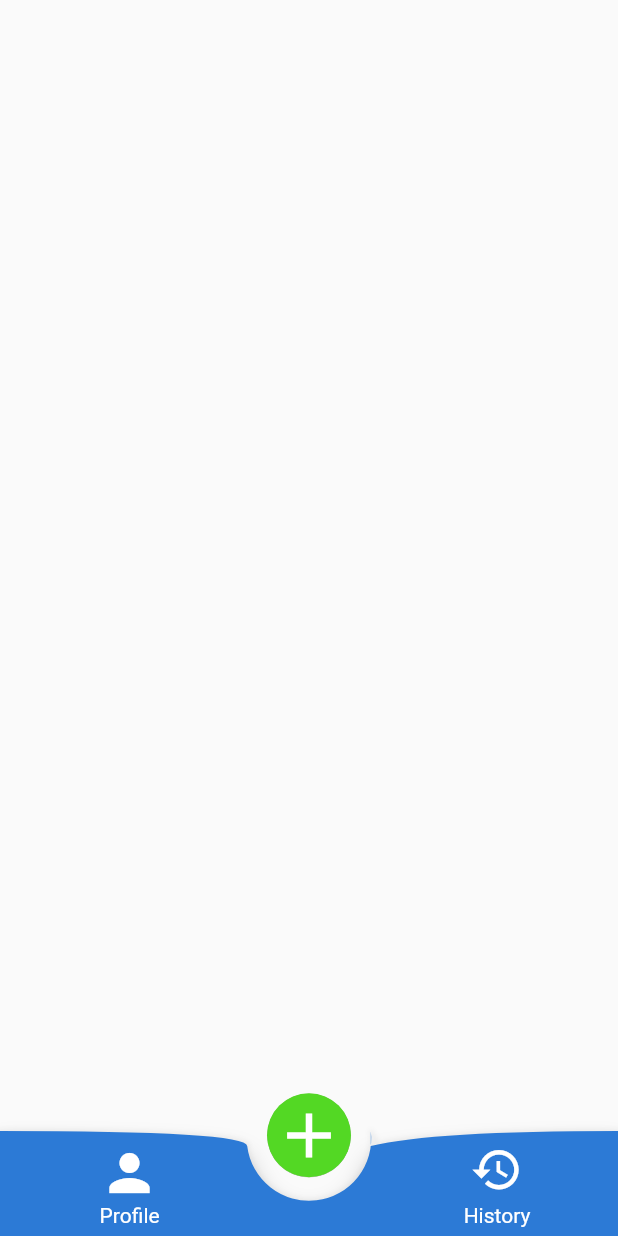
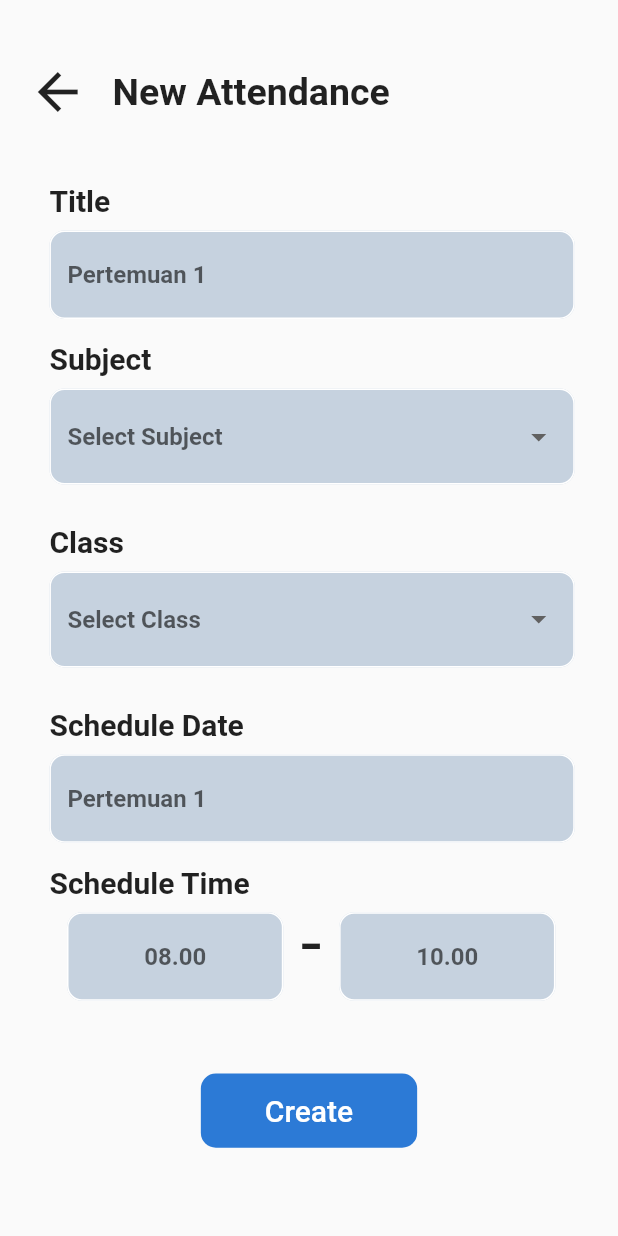
Before and after one commit to IlhamFaturachman/absensi_new, a Flutter app: the screen it shows after launch, on a phone screen of 412 x 824 dp. Run offline on Flutter 3.47's test engine with Material 2 defaults, Android fonts, the phone set to English and light mode, and no system bars; our stand-ins replace qr_flutter; Roboto replaces fonts that are missing (Poppins).

```diff
--- a/lib/constants/color.dart
+++ b/lib/constants/color.dart
@@ -2,3 +2,4 @@ import 'package:flutter/material.dart';
 
 const Color mainColour = Color(0xFF2C7AD6);
 const Color secondaryColour = Color(0xFF53D824);
+const Color formColor = Color(0xFFC6D2DF);
--- a/lib/main.dart
+++ b/lib/main.dart
@@ -1,4 +1,5 @@
 import 'package:absen_new/pages/guru/home.dart';
+import 'package:absen_new/pages/guru/input_absen.dart';
 import 'package:absen_new/widgets/guru/navbarguru.dart';
 import 'package:flutter/material.dart';
 
@@ -27,7 +28,7 @@ class MyApp extends StatelessWidget {
         // is not restarted.
         primarySwatch: Colors.blue,
       ),
-      home: const HomePageGuru(),
+      home: const InputAbsenGuru(),
     );
   }
 }
--- /dev/null
+++ b/lib/pages/guru/input_absen.dart
@@ -0,0 +1,71 @@
+// ignore_for_file: prefer_const_constructors
+
+import 'package:absen_new/widgets/guru/form_input_absen.dart';
+import 'package:flutter/material.dart';
+
+class InputAbsenGuru extends StatefulWidget {
+  const InputAbsenGuru({Key? key}) : super(key: key);
+
+  @override
+  State<InputAbsenGuru> createState() => _InputAbsenGuruState();
+}
+
+final TextEditingController judulcontroller = TextEditingController();
+final TextEditingController tanggalcontroller = TextEditingController();
+final TextEditingController jamawalcontroller = TextEditingController();
+final TextEditingController jamakhircontroller = TextEditingController();
+
+class _InputAbsenGuruState extends State<InputAbsenGuru> {
+  @override
+  Widget build(BuildContext context) {
+    Size size = MediaQuery.of(context).size;
+    return Scaffold(
+      body: SingleChildScrollView(
+        child: Container(
+          height: size.height,
+          child: Column(
+            children: [
+              Padding(
+                padding: EdgeInsets.fromLTRB(
+                    size.width * 0.045, size.height * 0.05, 0, 0),
+                child: Container(
+                  child: Row(
+                    crossAxisAlignment: CrossAxisAlignment.center,
+                    children: [
+                      GestureDetector(
+                        onTap: () {
+                          //
+                        },
+                        child: Container(
+                          child: Icon(
+                            Icons.arrow_back,
+                            size: 40,
+                          ),
+                        ),
+                      ),
+                      Padding(
+                        padding: EdgeInsets.only(left: size.width * 0.04),
+                        child: Container(
+                          child: Text(
+                            "New Attendance",
+                            style: TextStyle(
+                                fontSize: 25, fontWeight: FontWeight.bold),
+                          ),
+                        ),
+                      )
+                    ],
+                  ),
+                ),
+              ),
+              FormInputAbsen(
+                  judulcontroller: judulcontroller,
+                  tanggalcontroller: tanggalcontroller,
+                  jamawalcontroller: jamawalcontroller,
+                  jamakhircontroller: jamakhircontroller,)
+            ],
+          ),
+        ),
+      ),
+    );
+  }
+}
--- /dev/null
+++ b/lib/widgets/guru/form_input_absen.dart
@@ -0,0 +1,345 @@
+// ignore_for_file: prefer_const_constructors
+
+import 'package:absen_new/constants/color.dart';
+import 'package:absen_new/pages/guru/detail_absen.dart';
+import 'package:absen_new/pages/guru/input_absen.dart';
+import 'package:flutter/cupertino.dart';
+import 'package:flutter/material.dart';
+
+class FormInputAbsen extends StatefulWidget {
+  const FormInputAbsen(
+      {key,
+      required this.judulcontroller,
+      required this.tanggalcontroller,
+      required this.jamawalcontroller,
+      required this.jamakhircontroller})
+      : super(key: key);
+
+  final TextEditingController judulcontroller;
+  final TextEditingController tanggalcontroller;
+  final TextEditingController jamawalcontroller;
+  final TextEditingController jamakhircontroller;
+
+  @override
+  State<FormInputAbsen> createState() => _FormInputAbsenState();
+}
+
+class _FormInputAbsenState extends State<FormInputAbsen> {
+  final subjectItems = [
+    'Pemrograman Dasar',
+    'Bahasa Indonesia',
+    'PWPB',
+    'Bahasa Daerah'
+  ];
+  final classItems = ['X RPL A', 'XI RPL A', 'XII RPL A', 'XII ANIM A'];
+  String? subjectValue;
+  String? classValue;
+
+  @override
+  Widget build(BuildContext context) {
+    Size size = MediaQuery.of(context).size;
+    return Column(
+      children: [
+        Container(
+          width: size.width * 1,
+          height: size.height * 0.75,
+          decoration: BoxDecoration(
+            borderRadius: BorderRadius.circular(20),
+          ),
+          child: Form(
+            child: Padding(
+              padding: EdgeInsets.only(
+                  left: size.width * 0.08, top: size.height * 0.05),
+              child: Column(
+                crossAxisAlignment: CrossAxisAlignment.start,
+                children: [
+                  Container(
+                    child: Text(
+                      "Title",
+                      style: TextStyle(
+                          fontSize: 20,
+                          fontWeight: FontWeight.bold,
+                          fontFamily: 'Poppins'),
+                    ),
+                  ),
+                  Padding(
+                    padding: EdgeInsets.only(top: size.height * 0.01),
+                    child: Container(
+                      width: size.width * 0.85,
+                      height: size.height * 0.075,
+                      child: TextFormField(
+                        controller: widget.judulcontroller,
+                        decoration: InputDecoration(
+                          focusedBorder: OutlineInputBorder(
+                            borderRadius: BorderRadius.circular(10),
+                            borderSide: BorderSide(color: formColor),
+                          ),
+                          enabledBorder: OutlineInputBorder(
+                              borderRadius: BorderRadius.circular(10),
+                              borderSide: BorderSide(color: Colors.white)),
+                          fillColor: formColor,
+                          filled: true,
+                          hintText: 'Pertemuan 1',
+                          hintStyle: TextStyle(fontWeight: FontWeight.bold),
+                        ),
+                      ),
+                    ),
+                  ),
+                  Padding(
+                    padding: EdgeInsets.only(top: size.height * 0.015),
+                    child: Container(
+                      child: Text(
+                        "Subject",
+                        style: TextStyle(
+                            fontSize: 20,
+                            fontWeight: FontWeight.bold,
+                            fontFamily: 'Poppins'),
+                      ),
+                    ),
+                  ),
+                  Padding(
+                    padding: EdgeInsets.only(top: size.height * 0.01),
+                    child: Container(
+                      width: size.width * 0.85,
+                      height: size.height * 0.1,
+                      child: DropdownButtonFormField(
+                        hint: Text(
+                          "Select Subject",
+                          style: TextStyle(fontWeight: FontWeight.bold),
+                        ),
+                        items: subjectItems.map(buildMenuSubject).toList(),
+                        decoration: InputDecoration(
+                          focusedBorder: OutlineInputBorder(
+                            borderRadius: BorderRadius.circular(10),
+                            borderSide: BorderSide(color: formColor),
+                          ),
+                          enabledBorder: OutlineInputBorder(
+                              borderRadius: BorderRadius.circular(10),
+                              borderSide: BorderSide(color: Colors.white)),
+                          fillColor: formColor,
+                          filled: true,
+                        ),
+                        value: subjectValue,
+                        onChanged: (String? selectedNewValue) {
+                          setState(
+                            () {
+                              subjectValue = selectedNewValue;
+                            },
+                          );
+                        },
+                      ),
+                    ),
+                  ),
+                  Padding(
+                    padding: EdgeInsets.only(top: size.height * 0.01),
+                    child: Container(
+                      child: Text(
+                        "Class",
+                        style: TextStyle(
+                            fontSize: 20,
+                            fontWeight: FontWeight.bold,
+                            fontFamily: 'Poppins'),
+                      ),
+                    ),
+                  ),
+                  Padding(
+                    padding: EdgeInsets.only(top: size.height * 0.01),
+                    child: Container(
+                      width: size.width * 0.85,
+                      height: size.height * 0.1,
+                      child: DropdownButtonFormField(
+                        hint: Text(
+                          "Select Class",
+                          style: TextStyle(fontWeight: FontWeight.bold),
+                        ),
+                        items: classItems.map(buildMenuClass).toList(),
+                        decoration: InputDecoration(
+                          focusedBorder: OutlineInputBorder(
+                            borderRadius: BorderRadius.circular(10),
+                            borderSide: BorderSide(color: formColor),
+                          ),
+                          enabledBorder: OutlineInputBorder(
+                              borderRadius: BorderRadius.circular(10),
+                              borderSide: BorderSide(color: Colors.white)),
+                          fillColor: formColor,
+                          filled: true,
+                        ),
+                        value: classValue,
+                        onChanged: (String? selectedNewValue) {
+                          setState(
+                            () {
+                              classValue = selectedNewValue;
+                            },
+                          );
+                        },
+                      ),
+                    ),
+                  ),
+                  Padding(
+                    padding: EdgeInsets.only(top: size.height * 0.01),
+                    child: Container(
+                      child: Text(
+                        "Schedule Date",
+                        style: TextStyle(
+                            fontSize: 20,
+                            fontWeight: FontWeight.bold,
+                            fontFamily: 'Poppins'),
+                      ),
+                    ),
+                  ),
+                  Padding(
+                    padding: EdgeInsets.only(top: size.height * 0.01),
+                    child: Container(
+                      width: size.width * 0.85,
+                      height: size.height * 0.075,
+                      child: TextFormField(
+                        controller: widget.tanggalcontroller,
+                        decoration: InputDecoration(
+                          focusedBorder: OutlineInputBorder(
+                            borderRadius: BorderRadius.circular(10),
+                            borderSide: BorderSide(color: formColor),
+                          ),
+                          enabledBorder: OutlineInputBorder(
+                              borderRadius: BorderRadius.circular(10),
+                              borderSide: BorderSide(color: Colors.white)),
+                          fillColor: formColor,
+                          filled: true,
+                          hintText: 'Pertemuan 1',
+                          hintStyle: TextStyle(fontWeight: FontWeight.bold),
+                        ),
+                      ),
+                    ),
+                  ),
+                  Padding(
+                    padding: EdgeInsets.only(top: size.height * 0.015),
+                    child: Container(
+                      child: Text(
+                        "Schedule Time",
+                        style: TextStyle(
+                            fontSize: 20,
+                            fontWeight: FontWeight.bold,
+                            fontFamily: 'Poppins'),
+                      ),
+                    ),
+                  ),
+                  Padding(
+                    padding: EdgeInsets.only(right: 30),
+                    child: Row(
+                      crossAxisAlignment: CrossAxisAlignment.start,
+                      mainAxisAlignment: MainAxisAlignment.spaceEvenly,
+                      children: [
+                        Padding(
+                          padding: EdgeInsets.only(top: size.height * 0.01),
+                          child: Container(
+                            width: size.width * 0.35,
+                            height: size.height * 0.075,
+                            child: TextFormField(
+                              textAlign: TextAlign.center,
+                              controller: widget.jamawalcontroller,
+                              decoration: InputDecoration(
+                                focusedBorder: OutlineInputBorder(
+                                  borderRadius: BorderRadius.circular(10),
+                                  borderSide: BorderSide(color: formColor),
+                                ),
+                                enabledBorder: OutlineInputBorder(
+                                    borderRadius: BorderRadius.circular(10),
+                                    borderSide:
+                                        BorderSide(color: Colors.white)),
+                                fillColor: formColor,
+                                filled: true,
+                                hintText: '08.00',
+                                hintStyle:
+                                    TextStyle(fontWeight: FontWeight.bold),
+                              ),
+                            ),
+                          ),
+                        ),
+                        Container(
+                          child: Text(
+                            "-",
+                            style: TextStyle(fontSize: 50),
+                          ),
+                        ),
+                        Padding(
+                          padding: EdgeInsets.only(top: size.height * 0.01),
+                          child: Container(
+                            width: size.width * 0.35,
+                            height: size.height * 0.075,
+                            child: TextFormField(
+                              textAlign: TextAlign.center,
+                              controller: widget.jamakhircontroller,
+                              decoration: InputDecoration(
+                                focusedBorder: OutlineInputBorder(
+                                  borderRadius: BorderRadius.circular(10),
+                                  borderSide: BorderSide(color: formColor),
+                                ),
+                                enabledBorder: OutlineInputBorder(
+                                    borderRadius: BorderRadius.circular(10),
+                                    borderSide:
+                                        BorderSide(color: Colors.white)),
+                                fillColor: formColor,
+                                filled: true,
+                                hintText: '10.00',
+                                hintStyle:
+                                    TextStyle(fontWeight: FontWeight.bold),
+                              ),
+                            ),
+                          ),
+                        ),
+                      ],
+                    ),
+                  ),
+                ],
+              ),
+            ),
+          ),
+        ),
+        Padding(
+          padding: EdgeInsets.only(top: size.height * 0.02),
+          child: Container(
+            height: size.height * 0.06,
+            width: size.width * 0.35,
+            decoration: BoxDecoration(
+                color: mainColour, borderRadius: BorderRadius.circular(10)),
+            child: TextButton(
+              onPressed: () {
+                Navigator.push(
+                  context,
+                  MaterialPageRoute(
+                    builder: (c) => DetailAbsen(
+                        judulcontroller.text,
+                        subjectValue,
+                        classValue,
+                        tanggalcontroller.text,
+                        jamawalcontroller.text,
+                        jamakhircontroller.text),
+                  ),
+                );
+              },
+              child: Text(
+                "Create",
+                style: TextStyle(
+                    fontSize: 20, color: Colors.white, fontFamily: 'Poppins'),
+              ),
+            ),
+          ),
+        )
+      ],
+    );
+  }
+
+  DropdownMenuItem<String> buildMenuSubject(String item) => DropdownMenuItem(
+        value: item,
+        child: Text(
+          item,
+          style: TextStyle(fontWeight: FontWeight.bold),
+        ),
+      );
+  DropdownMenuItem<String> buildMenuClass(String item) => DropdownMenuItem(
+        value: item,
+        child: Text(
+          item,
+          style: TextStyle(fontWeight: FontWeight.bold),
+        ),
+      );
+}
--- a/lib/widgets/guru/navbarguru.dart
+++ b/lib/widgets/guru/navbarguru.dart
@@ -34,7 +34,7 @@ class _NavbarGuruState extends State<NavbarGuru> {
                 children: [
                   CustomPaint(
                     size: Size(size.width, 70),
-                    painter: BNBCustomPainter(),
+                    foregroundPainter: BNBCustomPainter(),
                   ),
                   Center(
                     heightFactor: 0.1,
--- a/pubspec.yaml
+++ b/pubspec.yaml
@@ -34,6 +34,7 @@ dependencies:
   # The following adds the Cupertino Icons font to your application.
   # Use with the CupertinoIcons class for iOS style icons.
   cupertino_icons: ^1.0.2
+  qr_flutter: ^4.0.0
 
 dev_dependencies:
   flutter_test:
```
Also changed, not shown: lib/pages/guru/detail_absen.dart (added, +221 -0 lines), pubspec.lock.
